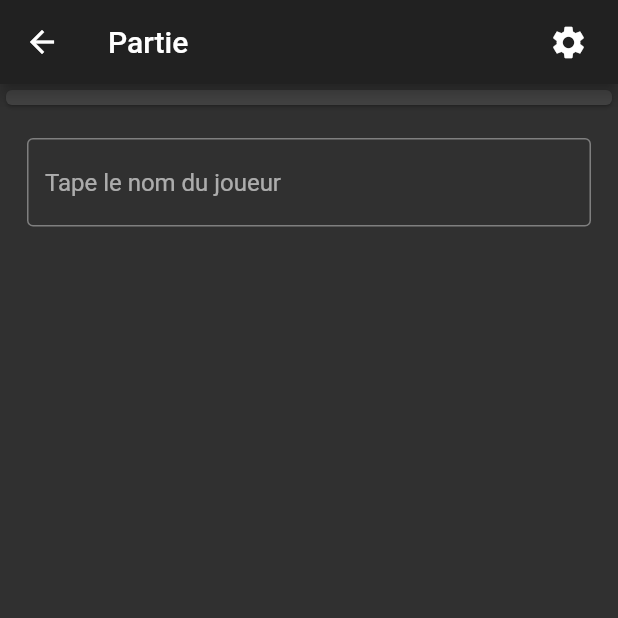
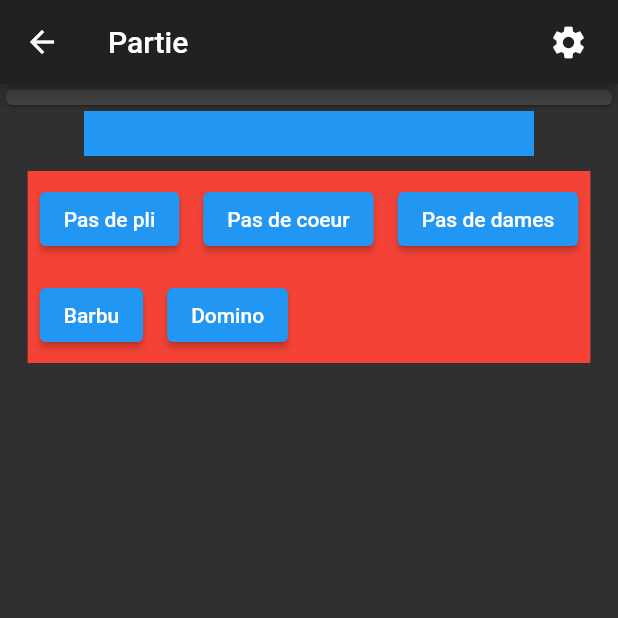
Before and after one commit to jorisdeguet/Barbu, a Flutter app: the GameScreen screen opened directly with empty values, on a phone screen of 412 x 824 dp, the top half of it. Run offline on Flutter 3.47's test engine with Material 2 defaults, Android fonts, the phone set to English and light mode, and no system bars; missing offline and left inert: sortedmap.

Commit message:
Start to have a functional prototype

```diff
--- a/lib/game.dart
+++ b/lib/game.dart
@@ -1,4 +1,5 @@
 import 'package:flutter/material.dart';
+import 'package:sortedmap/sortedmap.dart';
 
 class GameScreen extends StatefulWidget {
   GameScreen({Key key, this.players}) : super(key: key);
@@ -11,9 +12,13 @@ class GameScreen extends StatefulWidget {
 
 class _GameScreenState extends State<GameScreen> {
 
-  Map<String, int> _players = Map();
+  SortedMap<String, int> _players = SortedMap(Ordering.byValue());
 
-  TextEditingController _playerController = new TextEditingController();
+  bool _biggy = false;
+
+  List<String> _types = ['Pas de pli', 'Pas de coeur', 'Pas de dames', 'Barbu', 'Domino'];
+  String _type = null;
+
 
 
   @override
@@ -79,38 +84,115 @@ class _GameScreenState extends State<GameScreen> {
                 ),
               ),
             ),
-            Padding(
-              padding: const EdgeInsets.all(18.0),
-              child: TextField(
-                controller: _playerController,
-                decoration: InputDecoration(
-                  border: const OutlineInputBorder(),
-                  hintText: 'Tape le nom du joueur',
+            GestureDetector(
+              onTap: () {
+                setState(() {
+                  _biggy = !_biggy;
+                  _type = null;
+                });
+              },
+              child: AnimatedContainer(
+                duration: Duration(milliseconds: 1234),
+                color: Colors.blue,
+                width: _biggy ? 10 : 300,
+                height: 30,
               ),
             ),
-            ),
+
             SizedBox(
               height: 10,
             ),
+            AnimatedOpacity(
+              // If the widget is visible, animate to 0.0 (invisible).
+              // If the widget is hidden, animate to 1.0 (fully visible).
+              opacity: _type == null ? 1.0 : 0.0,
+              duration: Duration(milliseconds: 500),
+              // The green box must be a child of the AnimatedOpacity widget.
+              child: Container(
 
-            Column(
-              children: _players.entries.map(
-                      (entry) {
-                    return GestureDetector(
-                      onTap: () {
-                        _players.remove(entry);
+                color: Colors.red,
+                child: Wrap(
+                  children: _types.map(
+                          (type) {
+                        return Padding(
+                          padding: const EdgeInsets.all(8.0),
+                          child: ElevatedButton(
+                            onPressed: () {
                               setState(() {
-
+                                _type = type;
                               });
                             },
-                      child: Padding(
-                        padding: const EdgeInsets.all(8.0),
-                        child: Text(entry.key),
+                            child: Text(type),
                           ),
                         );
                       }
                   ).toList(),
                 ),
+              ),
+            ),
+
+
+            AnimatedOpacity(
+              // If the widget is visible, animate to 0.0 (invisible).
+              // If the widget is hidden, animate to 1.0 (fully visible).
+              opacity: _type == 'Domino' ? 1.0 : 0.0,
+              duration: Duration(milliseconds: 500),
+              // The green box must be a child of the AnimatedOpacity widget.
+              child: Container(
+
+                color: Colors.red,
+                child: Column(
+                  children: [
+                    Row(
+                      children: [
+                        Text(' + 100 :'),
+                        Wrap(
+                          children: _players.entries.map(
+                                  (player) {
+                                return Padding(
+                                  padding: const EdgeInsets.all(8.0),
+                                  child: ElevatedButton(
+                                    onPressed: () {
+                                      setState(() {
+
+                                      });
+                                    },
+                                    child: Text(player.key),
+                                  ),
+                                );
+                              }
+                          ).toList(),
+                        )
+                      ],
+                    ),
+                    Row(
+                      children: [
+                        Text(' + 60 :'),
+                        Wrap(
+                          children: _players.entries.map(
+                                  (player) {
+                                return Padding(
+                                  padding: const EdgeInsets.all(8.0),
+                                  child: ElevatedButton(
+                                    onPressed: () {
+                                      setState(() {
+
+                                      });
+                                    },
+                                    child: Text(player.key),
+                                  ),
+                                );
+                              }
+                          ).toList(),
+                        )
+                      ],
+                    ),
+                  ],
+                ),
+              ),
+            ),
+
+
           ],
         ),
       ),
--- a/pubspec.yaml
+++ b/pubspec.yaml
@@ -23,6 +23,7 @@ environment:
 dependencies:
   flutter:
     sdk: flutter
+  sortedmap: ^0.4.2+1
 
 
   # The following adds the Cupertino Icons font to your application.
```
Lines whose indentation alone changed are shown as unchanged.
